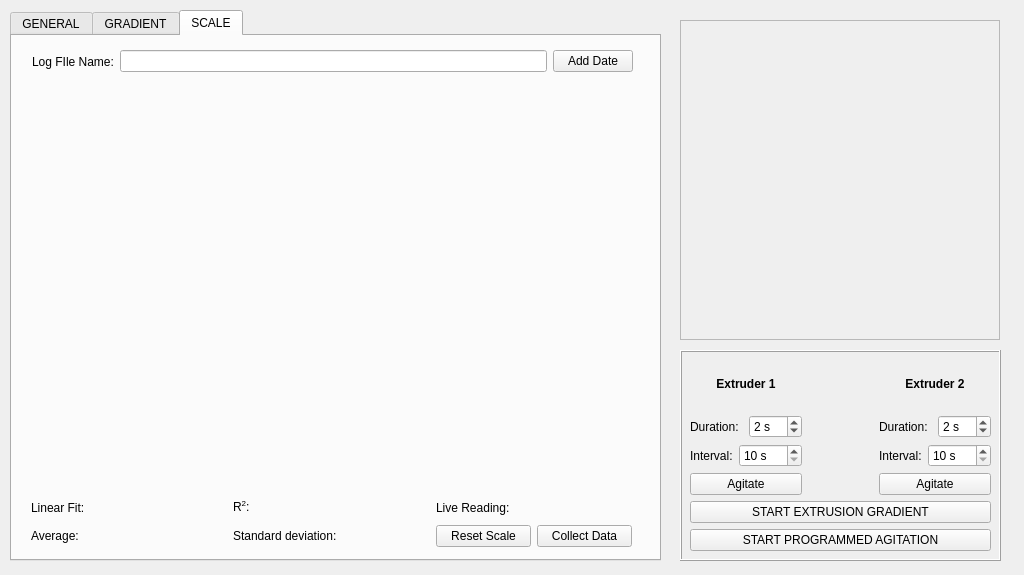
Before: the Qt Designer form _ui/PME.ui in boydstongroup/PME-DEV, drawn with Qt 5.
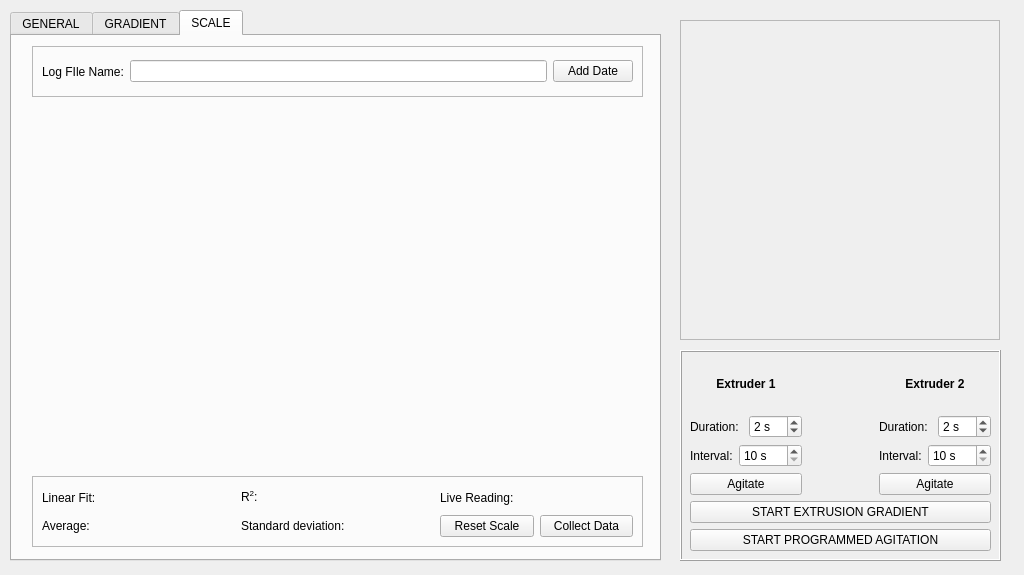
After: the same form once the commit is applied. Icons and pictures are not drawn. Custom widgets are drawn as their Qt base class.

Patch:
```diff
--- a/_ui/PME.ui
+++ b/_ui/PME.ui
@@ -758,22 +758,58 @@
       <property name="geometry">
        <rect>
         <x>20</x>
-        <y>50</y>
-        <width>601</width>
-        <height>401</height>
+        <y>70</y>
+        <width>611</width>
+        <height>361</height>
        </rect>
       </property>
      </widget>
+     <widget class="QFrame" name="frame_4">
+      <property name="geometry">
+       <rect>
+        <x>20</x>
+        <y>440</y>
+        <width>611</width>
+        <height>71</height>
+       </rect>
+      </property>
+      <property name="frameShape">
+       <enum>QFrame::StyledPanel</enum>
+      </property>
+      <property name="frameShadow">
+       <enum>QFrame::Raised</enum>
+      </property>
      <widget class="QWidget" name="gridLayoutWidget_2">
       <property name="geometry">
        <rect>
-        <x>19</x>
-        <y>460</y>
-        <width>601</width>
+         <x>10</x>
+         <y>10</y>
+         <width>591</width>
         <height>51</height>
        </rect>
       </property>
       <layout class="QGridLayout" name="gridLayout">
+        <item row="1" column="0">
+         <widget class="QLabel" name="average_label">
+          <property name="text">
+           <string>Average:</string>
+          </property>
+         </widget>
+        </item>
+        <item row="0" column="0">
+         <widget class="QLabel" name="linearFit_label">
+          <property name="text">
+           <string>Linear Fit:</string>
+          </property>
+         </widget>
+        </item>
+        <item row="1" column="1">
+         <widget class="QLabel" name="stdev_label">
+          <property name="text">
+           <string>Standard deviation:</string>
+          </property>
+         </widget>
+        </item>
        <item row="1" column="2">
         <layout class="QHBoxLayout" name="horizontalLayout_6">
          <item>
@@ -792,13 +828,6 @@
          </item>
         </layout>
        </item>
-       <item row="0" column="0">
-        <widget class="QLabel" name="linearFit_label">
-         <property name="text">
-          <string>Linear Fit:</string>
-         </property>
-        </widget>
-       </item>
        <item row="0" column="2">
         <widget class="QLabel" name="reading_label">
          <property name="text">
@@ -806,13 +835,6 @@
          </property>
         </widget>
        </item>
-       <item row="1" column="0">
-        <widget class="QLabel" name="average_label">
-         <property name="text">
-          <string>Average:</string>
-         </property>
-        </widget>
-       </item>
        <item row="0" column="1">
         <widget class="QLabel" name="r2_label">
          <property name="text">
@@ -820,21 +842,30 @@
          </property>
         </widget>
        </item>
-       <item row="1" column="1">
-        <widget class="QLabel" name="stdev_label">
-         <property name="text">
-          <string>Standard deviation:</string>
-         </property>
-        </widget>
-       </item>
-      </layout>
-     </widget>
+       </layout>
+      </widget>
+     </widget>
+     <widget class="QFrame" name="frame_5">
+      <property name="geometry">
+       <rect>
+        <x>20</x>
+        <y>10</y>
+        <width>611</width>
+        <height>51</height>
+       </rect>
+      </property>
+      <property name="frameShape">
+       <enum>QFrame::StyledPanel</enum>
+      </property>
+      <property name="frameShadow">
+       <enum>QFrame::Raised</enum>
+      </property>
      <widget class="QWidget" name="horizontalLayoutWidget_2">
       <property name="geometry">
        <rect>
-        <x>20</x>
+         <x>10</x>
         <y>0</y>
-        <width>601</width>
+         <width>591</width>
         <height>51</height>
        </rect>
       </property>
@@ -857,6 +888,7 @@
         </widget>
        </item>
       </layout>
+      </widget>
      </widget>
     </widget>
    </widget>
```
Lines whose indentation alone changed are shown as unchanged.
